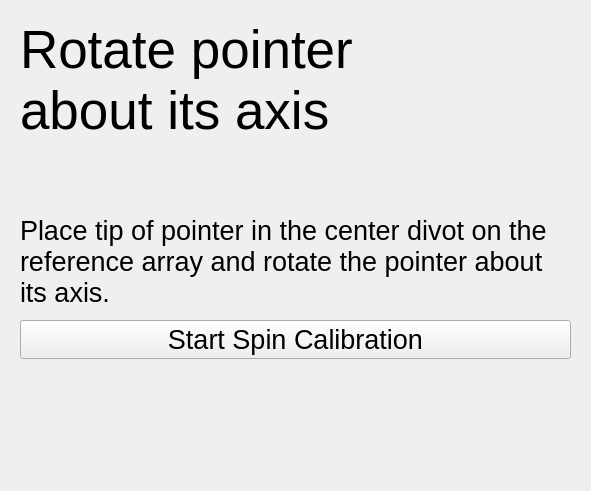
NousNav/SlicerOpenNav, file Registration/Resources/UI/Registration.ui: the form before one commit.
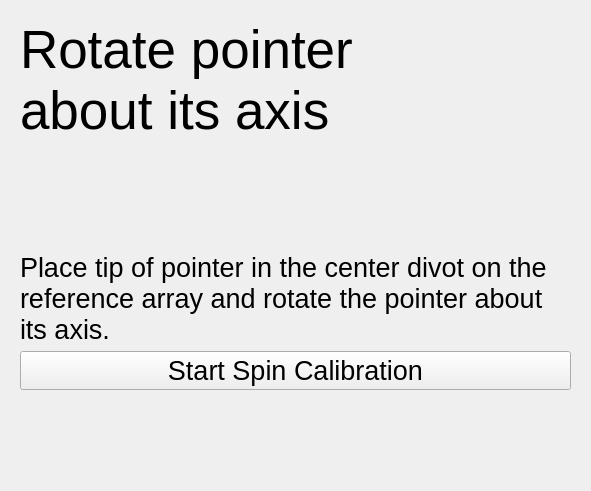
The form after the commit. Custom widgets are drawn as their Qt base class.

Commit message: ENH: Ensure Step name in Registration steps is displayed at the top

What changed in the file:
```diff
--- a/Registration/Resources/UI/Registration.ui
+++ b/Registration/Resources/UI/Registration.ui
@@ -214,6 +214,19 @@
          </property>
         </widget>
        </item>
+       <item>
+        <spacer name="verticalSpacer_11">
+         <property name="orientation">
+          <enum>Qt::Vertical</enum>
+         </property>
+         <property name="sizeHint" stdset="0">
+          <size>
+           <width>20</width>
+           <height>40</height>
+          </size>
+         </property>
+        </spacer>
+       </item>
        <item>
         <widget class="QLabel" name="label_15">
          <property name="font">
@@ -241,6 +254,19 @@
          </property>
         </widget>
        </item>
+       <item>
+        <spacer name="verticalSpacer_12">
+         <property name="orientation">
+          <enum>Qt::Vertical</enum>
+         </property>
+         <property name="sizeHint" stdset="0">
+          <size>
+           <width>20</width>
+           <height>40</height>
+          </size>
+         </property>
+        </spacer>
+       </item>
        <item>
         <widget class="QLabel" name="RMSLabelSpin">
          <property name="font">
```
Left out of the diff: 130 changed lines with no effect on the pictures.
